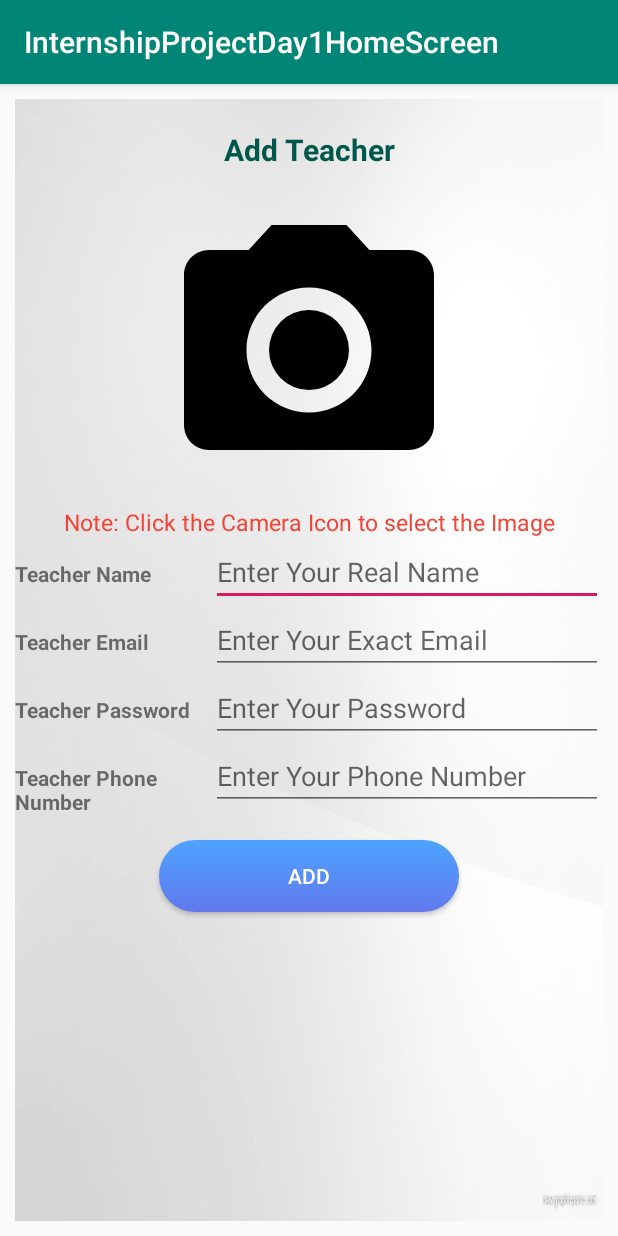
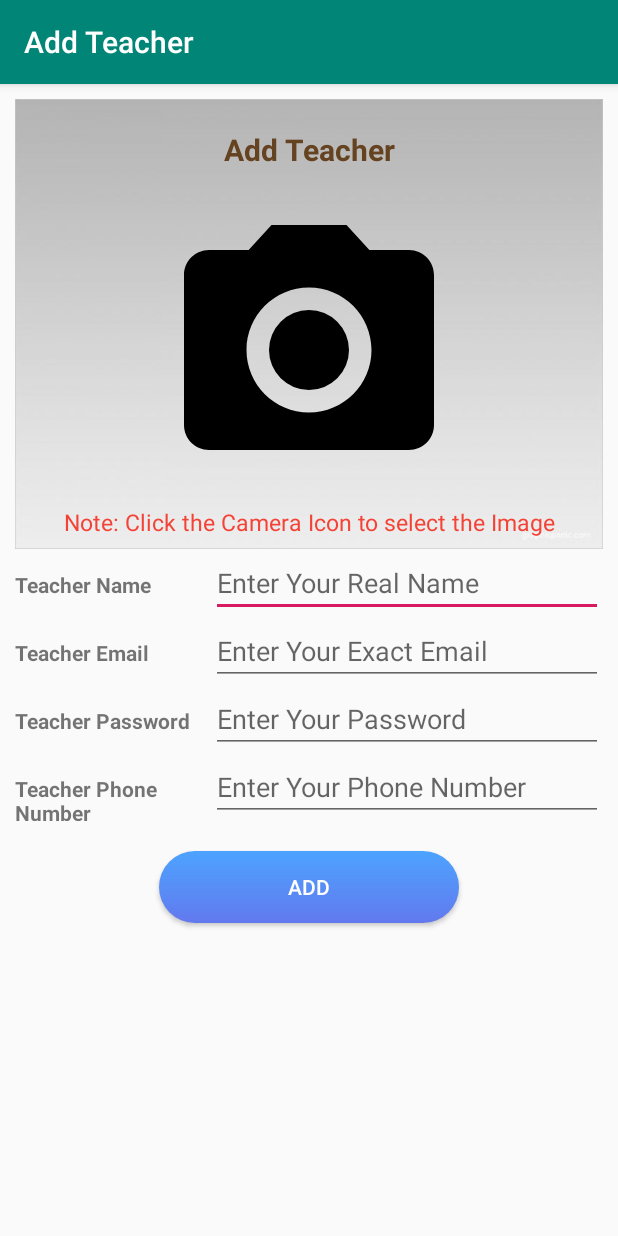
Before and after one commit to shub-naik/UpdatedSmartSchoolApp, an Android app: the AddTeacher screen opened directly, with no data from a screen before it, on a phone screen of 412 x 824 dp. Run offline under Robolectric (Android 15) with nearby library versions, the phone set to English and light mode, and no system bars; our stand-ins replace Firebase (no records; nobody signed in at launch, a user with empty details on screens opened directly), Picasso; pictures from the network do not load.

Commit message:
Teacher Management UI done

```diff
--- a/app/src/main/java/com/pragyatitsolutions/SchoolManagement/AddTeacher.java
+++ b/app/src/main/java/com/pragyatitsolutions/SchoolManagement/AddTeacher.java
@@ -44,6 +44,8 @@ public class AddTeacher extends AppCompatActivity {
     protected void onCreate(Bundle savedInstanceState) {
         super.onCreate(savedInstanceState);
         setContentView(R.layout.activity_add_teacher);
+
+        getSupportActionBar().setTitle("Add Teacher");
 
         reference = FirebaseDatabase.getInstance().getReference("TeachersPrimaryData");
         mStorageRef = FirebaseStorage.getInstance().getReference("TeacherImages/");
--- a/app/src/main/java/com/pragyatitsolutions/SchoolManagement/DeleteTeacher.java
+++ b/app/src/main/java/com/pragyatitsolutions/SchoolManagement/DeleteTeacher.java
@@ -33,6 +33,7 @@ public class DeleteTeacher extends AppCompatActivity {
     protected void onCreate(Bundle savedInstanceState) {
         super.onCreate(savedInstanceState);
         setContentView(R.layout.activity_delete_teacher);
+        getSupportActionBar().setTitle("Delete Teacher");
 
         alteachers = findViewById(R.id.AllTeachersData);
 
--- a/app/src/main/java/com/pragyatitsolutions/SchoolManagement/TeacherMainIndexActivity.java
+++ b/app/src/main/java/com/pragyatitsolutions/SchoolManagement/TeacherMainIndexActivity.java
@@ -25,6 +25,8 @@ public class TeacherMainIndexActivity extends AppCompatActivity {
         super.onCreate(savedInstanceState);
         setContentView(R.layout.activity_teacher_main_index);
 
+
+
         Intent i = getIntent();
         object = (Teacher) i.getSerializableExtra("TeacherObject");
 
@@ -35,6 +37,7 @@ public class TeacherMainIndexActivity extends AppCompatActivity {
         // Checking Whether the admin is login or not.
         final String EMERGENCY_PHONE = pref.getString("TeacherPhoneNumber", null);
         editor = pref.edit();
+
 
 
         // From Here We will create Horizontal Scroll and Show the Teacher User 2 menu items
@@ -61,7 +64,7 @@ public class TeacherMainIndexActivity extends AppCompatActivity {
         // For Tool Bar
         // for ToolBar
         Toolbar t = findViewById(R.id.TeacherMainIndexToolbar);
-        t.setTitle("Teacher Main Index Page");
+        t.setTitle("Teacher Name");
 
         setSupportActionBar(t);
 
--- a/app/src/main/java/com/pragyatitsolutions/SchoolManagement/UpdateTeacher.java
+++ b/app/src/main/java/com/pragyatitsolutions/SchoolManagement/UpdateTeacher.java
@@ -98,6 +98,7 @@ public class UpdateTeacher extends AppCompatActivity {
         super.onCreate(savedInstanceState);
         setContentView(R.layout.activity_update_teacher);
         AllTeachersData = findViewById(R.id.AllTeachersData);
+        getSupportActionBar().setTitle("Update Teacher");
 
 
         reference = FirebaseDatabase.getInstance().getReference("TeachersPrimaryData");
--- a/app/src/main/java/com/pragyatitsolutions/SchoolManagement/ViewTeacher.java
+++ b/app/src/main/java/com/pragyatitsolutions/SchoolManagement/ViewTeacher.java
@@ -34,6 +34,7 @@ public class ViewTeacher extends AppCompatActivity {
     protected void onCreate(Bundle savedInstanceState) {
         super.onCreate(savedInstanceState);
         setContentView(R.layout.activity_view_teacher);
+        getSupportActionBar().setTitle("View Teacher");
 
         reference = FirebaseDatabase.getInstance().getReference("TeachersPrimaryData");
         reference_subjects = FirebaseDatabase.getInstance().getReference("TeacherSubjectsAndSections");
--- a/app/src/main/res/layout/activity_add_teacher.xml
+++ b/app/src/main/res/layout/activity_add_teacher.xml
@@ -3,28 +3,31 @@
     xmlns:tools="http://schemas.android.com/tools"
     android:layout_width="match_parent"
     android:layout_height="match_parent"
-    android:background="@drawable/addteacherbg2"
+
     android:layout_margin="10dp"
     android:orientation="vertical"
     tools:context="com.pragyatitsolutions.SchoolManagement.AddTeacher">
 
-    <TextView
-        android:id="@+id/AddTeacherToFireBase"
-        android:layout_width="match_parent"
-        android:layout_height="wrap_content"
-        android:layout_margin="20dp"
-        android:gravity="center"
-        android:textStyle="bold"
-        android:text="Add Teacher"
-        android:textAppearance="@style/TextAppearance.AppCompat.Body1"
-        android:textColor="@color/colorPrimaryDark"
-        android:textSize="20dp" />
+
 
     <LinearLayout
         android:layout_width="match_parent"
-        android:layout_height="wrap_content"
+        android:layout_height="300dp"
         android:gravity="center_horizontal"
+        android:background="@drawable/bggrey1"
         android:orientation="vertical">
+
+        <TextView
+            android:id="@+id/AddTeacherToFireBase"
+            android:layout_width="match_parent"
+            android:layout_height="wrap_content"
+            android:layout_margin="20dp"
+            android:gravity="center"
+            android:textStyle="bold"
+            android:text="Add Teacher"
+            android:textAppearance="@style/TextAppearance.AppCompat.Body1"
+            android:textColor="#654321"
+            android:textSize="20dp" />
 
         <ImageView
             android:id="@+id/TeacherImage"
--- a/app/src/main/res/layout/activity_admin_index.xml
+++ b/app/src/main/res/layout/activity_admin_index.xml
@@ -1,7 +1,8 @@
 <?xml version="1.0" encoding="utf-8"?>
 <RelativeLayout xmlns:android="http://schemas.android.com/apk/res/android"
     android:layout_width="match_parent"
-    android:layout_height="match_parent">
+    android:layout_height="match_parent"
+    android:background="@drawable/bggrey1">
 
     <LinearLayout xmlns:android="http://schemas.android.com/apk/res/android"
         xmlns:app="http://schemas.android.com/apk/res-auto"
@@ -30,6 +31,7 @@
             android:id="@+id/AdminIndexGrid"
             android:layout_width="match_parent"
             android:layout_height="match_parent"
+
             android:layout_marginTop="50dp"
             android:numColumns="2" />
 
--- a/app/src/main/res/layout/activity_delete_teacher.xml
+++ b/app/src/main/res/layout/activity_delete_teacher.xml
@@ -14,7 +14,8 @@
         android:layout_marginTop="5dp"
         android:gravity="center"
         android:text="List of Teachers Data"
-        android:textColor="@color/colorPrimary"
+        android:textColor="#3b5998"
+    android:textStyle="bold"
         android:textSize="20dp" />
 
     <ListView
--- a/app/src/main/res/layout/activity_update_teacher.xml
+++ b/app/src/main/res/layout/activity_update_teacher.xml
@@ -14,7 +14,10 @@
         android:layout_margin="10dp"
         android:gravity="center_horizontal"
         android:text="All Teacher's Primary Data"
-        android:textAppearance="@style/TextAppearance.AppCompat.Large"></TextView>
+        android:textAppearance="@style/TextAppearance.AppCompat.Large"
+        android:textColor="#3b5998"
+        android:textStyle="bold"
+        ></TextView>
 
     <ListView
         android:id="@+id/AllTeachersData"
--- a/app/src/main/res/layout/activity_view_teacher.xml
+++ b/app/src/main/res/layout/activity_view_teacher.xml
@@ -17,8 +17,11 @@
 
     <Button
         android:id="@+id/ViewTeacher"
-        android:layout_width="match_parent"
+        android:layout_margin="10dp"
+        android:layout_width="200dp"
         android:layout_height="wrap_content"
+        android:textColor="@color/ToolbarColor"
+        android:background="@drawable/rounded_buttons"
         android:text="View Teacher"></Button>
 
 
@@ -27,6 +30,7 @@
         android:layout_width="1000dp"
         android:layout_height="125dp"
         android:visibility="invisible"
+
         app:srcCompat="@mipmap/ic_launcher_round" />
 
     <LinearLayout
```
Also changed, not shown: app/src/main/res/layout/teacherupdatedialog.xml (+6 -2 lines).
